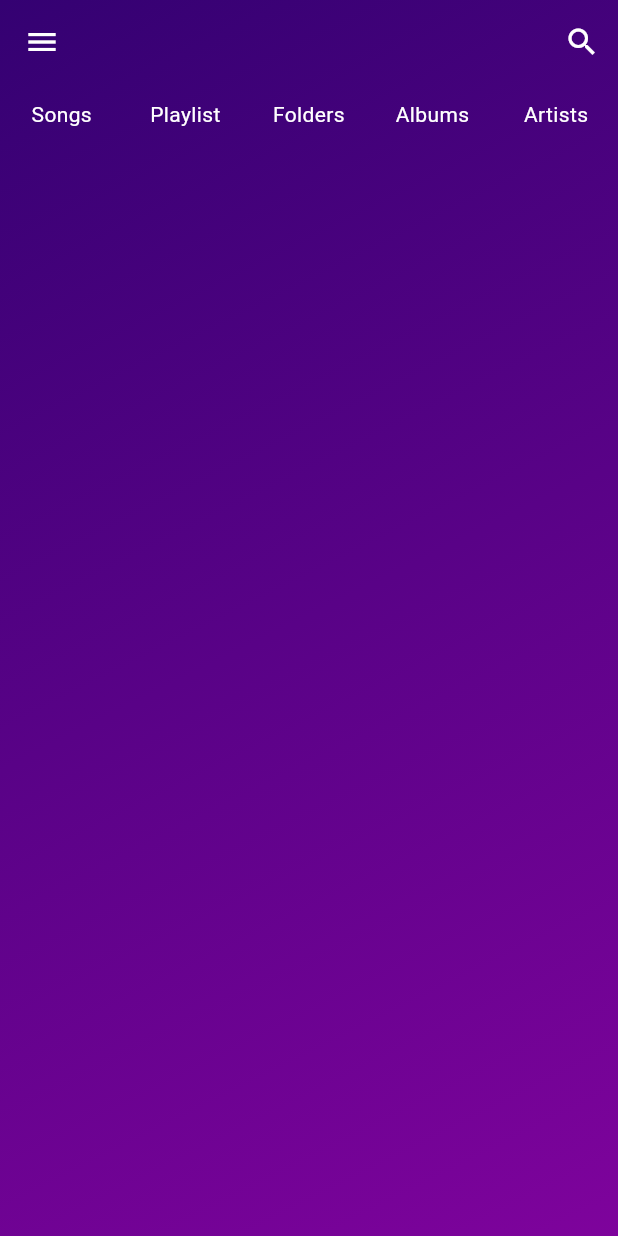
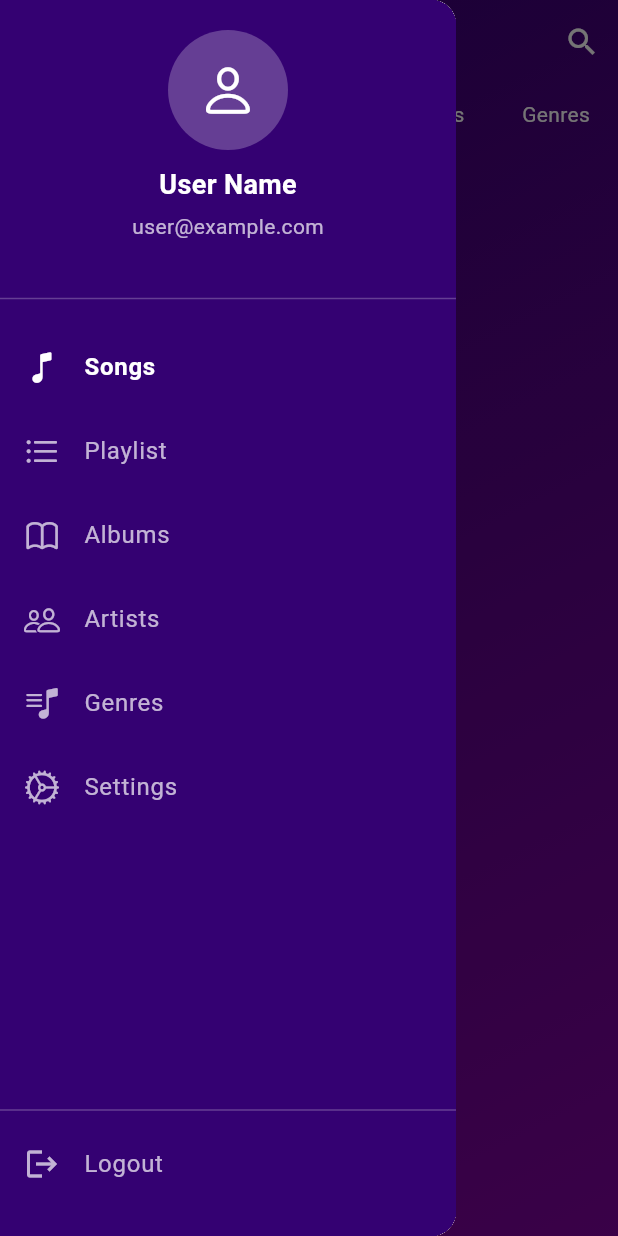
Before and after one commit to PengWin553/pengwin_music_player, a Flutter app: the screen it shows after launch, after a tap on the "menu" icon, on a phone screen of 412 x 824 dp. Run offline on Flutter 3.47's test engine with Material 3 defaults, Android fonts, the light colour scheme and no system bars.

Commit message:
feat: sidebar

```diff
--- /dev/null
+++ b/lib/components/side_menu.dart
@@ -0,0 +1,115 @@
+// components/side_menu.dart
+import 'package:flutter/cupertino.dart';
+import 'package:flutter/material.dart';
+
+class SideMenu extends StatefulWidget {
+  final Function(int) onMenuItemSelected;
+
+  const SideMenu({
+    super.key,
+    required this.onMenuItemSelected,
+  });
+
+  @override
+  State<SideMenu> createState() => _SideMenuState();
+}
+
+class _SideMenuState extends State<SideMenu> {
+  int selectedIndex = 0;
+  final List<Map<String, dynamic>> menuItems = [
+    {'title': 'Songs', 'icon': CupertinoIcons.music_note},
+    {'title': 'Playlist', 'icon': CupertinoIcons.list_bullet},
+    {'title': 'Albums', 'icon': CupertinoIcons.book},
+    {'title': 'Artists', 'icon': CupertinoIcons.person_2},
+    {'title': 'Genres', 'icon': CupertinoIcons.music_note_list},
+    {'title': 'Settings', 'icon': CupertinoIcons.settings},
+  ];
+
+  @override
+  Widget build(BuildContext context) {
+    return Container(
+      width: 288,
+      height: double.infinity,
+      color: const Color.fromARGB(255, 52, 1, 114),
+      child: SafeArea(
+        child: Column(
+          children: [
+            const SizedBox(height: 20),
+            // User profile section
+            const CircleAvatar(
+              radius: 40,
+              backgroundColor: Colors.white24,
+              child: Icon(CupertinoIcons.person, size: 40, color: Colors.white),
+            ),
+            const SizedBox(height: 10),
+            const Text(
+              "User Name",
+              style: TextStyle(
+                color: Colors.white,
+                fontSize: 18,
+                fontWeight: FontWeight.bold,
+              ),
+            ),
+            const SizedBox(height: 5),
+            const Text(
+              "user@example.com",
+              style: TextStyle(
+                color: Colors.white70,
+                fontSize: 14,
+              ),
+            ),
+            const SizedBox(height: 30),
+            const Divider(color: Colors.white24, thickness: 1),
+            const SizedBox(height: 10),
+            // Menu items
+            Expanded(
+              child: ListView.builder(
+                itemCount: menuItems.length,
+                itemBuilder: (context, index) {
+                  return ListTile(
+                    leading: Icon(
+                      menuItems[index]['icon'],
+                      color: selectedIndex == index ? Colors.white : Colors.white70,
+                    ),
+                    title: Text(
+                      menuItems[index]['title'],
+                      style: TextStyle(
+                        color: selectedIndex == index ? Colors.white : Colors.white70,
+                        fontWeight: selectedIndex == index ? FontWeight.bold : FontWeight.normal,
+                      ),
+                    ),
+                    selected: selectedIndex == index,
+                    selectedTileColor: Colors.white.withOpacity(0.1),
+                    onTap: () {
+                      setState(() {
+                        selectedIndex = index;
+                      });
+                      widget.onMenuItemSelected(index);
+                      // Close drawer on mobile
+                      if (Scaffold.of(context).isDrawerOpen) {
+                        Navigator.pop(context);
+                      }
+                    },
+                  );
+                },
+              ),
+            ),
+            // Bottom logout button
+            const Divider(color: Colors.white24, thickness: 1),
+            ListTile(
+              leading: const Icon(Icons.logout, color: Colors.white70),
+              title: const Text(
+                "Logout",
+                style: TextStyle(color: Colors.white70),
+              ),
+              onTap: () {
+                // Add logout functionality here
+              },
+            ),
+            const SizedBox(height: 20),
+          ],
+        ),
+      ),
+    );
+  }
+}
--- a/lib/main.dart
+++ b/lib/main.dart
@@ -1,20 +1,35 @@
 import 'package:flutter/material.dart';
+import 'components/side_menu.dart';
 
-void main() =>
-    runApp(MaterialApp(debugShowCheckedModeBanner: false, home: Home()));
+void main() => runApp(MaterialApp(
+      debugShowCheckedModeBanner: false,
+      theme: ThemeData(
+        primarySwatch: Colors.purple,
+        visualDensity: VisualDensity.adaptivePlatformDensity,
+      ),
+      home: const Home(),
+    ));
 
 class Home extends StatefulWidget {
   const Home({super.key});
-
   @override
   State<Home> createState() => _HomeState();
 }
 
 class _HomeState extends State<Home> {
+  final GlobalKey<ScaffoldState> _scaffoldKey = GlobalKey<ScaffoldState>();
+  int _currentIndex = 0;
 
   List<String> mainMenu = [
-    'Songs', 'Playlist', 'Folders', 'Albums', 'Artists'
+    'Songs', 'Playlist', 'Albums', 'Artists', 'Genres'
   ];
+
+  void _onMenuItemSelected(int index) {
+    setState(() {
+      _currentIndex = index;
+    });
+    // You can add additional logic here based on the selected menu item
+  }
 
   @override
   Widget build(BuildContext context) {
@@ -27,56 +42,93 @@ class _HomeState extends State<Home> {
         ),
       ),
       child: Scaffold(
-        // By defaut, Scaffold background is white
+        key: _scaffoldKey,
+        // By default, Scaffold background is white
         // Set its value to transparent
         backgroundColor: Colors.transparent,
         appBar: AppBar(
-          // title: Text('My App'), // Add a title if needed
           leading: IconButton(
             // left icon
             onPressed: () {
-              // print('You clicked me, an IconButton.');
+              _scaffoldKey.currentState?.openDrawer();
             },
-            icon: Icon(Icons.menu),
+            icon: const Icon(Icons.menu),
             color: Colors.white,
           ),
-
           actions: [
             // right-aligned icons
             IconButton(
               onPressed: () {
-                // print('You clicked me, an IconButton.');
+                // Search functionality
               },
-              icon: Icon(Icons.search_sharp),
+              icon: const Icon(Icons.search_sharp),
               color: Colors.white,
             ),
           ],
-
           backgroundColor: Colors.transparent,
           foregroundColor: Colors.white,
         ),
-
+        drawer: Drawer(
+          child: SideMenu(onMenuItemSelected: _onMenuItemSelected),
+        ),
         body: Column(
           children: [
             // Menu row
             Row(
               children: mainMenu.map((menuItem) {
+                int index = mainMenu.indexOf(menuItem);
                 return Expanded(
                   child: Container(
-                    padding: EdgeInsets.all(10.0),
-                    color: Colors.transparent,
+                    padding: const EdgeInsets.all(10.0),
+                    decoration: BoxDecoration(
+                      border: Border(
+                        bottom: BorderSide(
+                          color: _currentIndex == index ? Colors.white : Colors.transparent,
+                          width: 2.0,
+                        ),
+                      ),
+                    ),
                     child: Text(
                       menuItem,
                       textAlign: TextAlign.center,
-                      style: TextStyle(color: Colors.white),
+                      style: TextStyle(
+                        color: Colors.white,
+                        fontWeight: _currentIndex == index ? FontWeight.bold : FontWeight.normal,
+                      ),
                     ),
                   ),
                 );
               }).toList(),
+            ),
+            // Main content area
+            Expanded(
+              child: Center(
+                child: _buildContent(),
+              ),
             ),
           ],
         ),
       ),
     );
   }
+
+  Widget _buildContent() {
+    // This function returns different content based on the selected index
+    switch (_currentIndex) {
+      case 0:
+        return const Text('Songs Content', style: TextStyle(color: Colors.white, fontSize: 24));
+      case 1:
+        return const Text('Playlist Content', style: TextStyle(color: Colors.white, fontSize: 24));
+      case 2:
+        return const Text('Albums Content', style: TextStyle(color: Colors.white, fontSize: 24));
+      case 3:
+        return const Text('Artists Content', style: TextStyle(color: Colors.white, fontSize: 24));
+      case 4:
+        return const Text('Genres Content', style: TextStyle(color: Colors.white, fontSize: 24));
+      case 5:
+        return const Text('Settings', style: TextStyle(color: Colors.white, fontSize: 24));
+      default:
+        return const Text('Select an option', style: TextStyle(color: Colors.white, fontSize: 24));
+    }
+  }
 }
```
